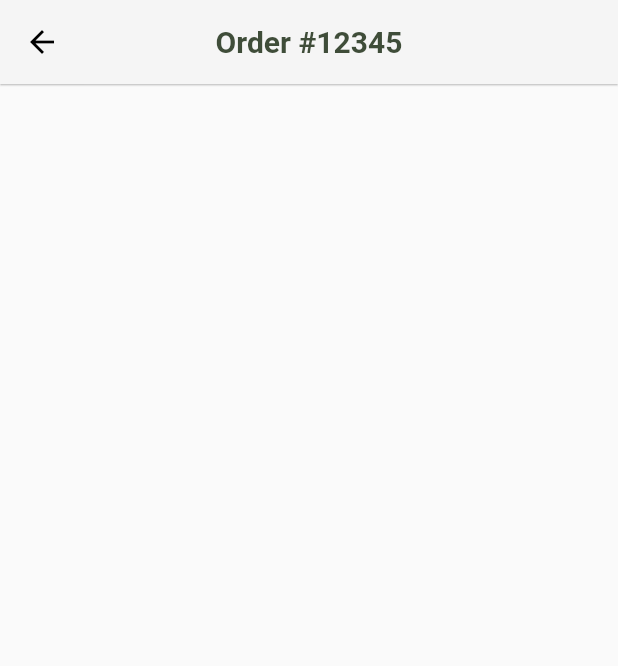
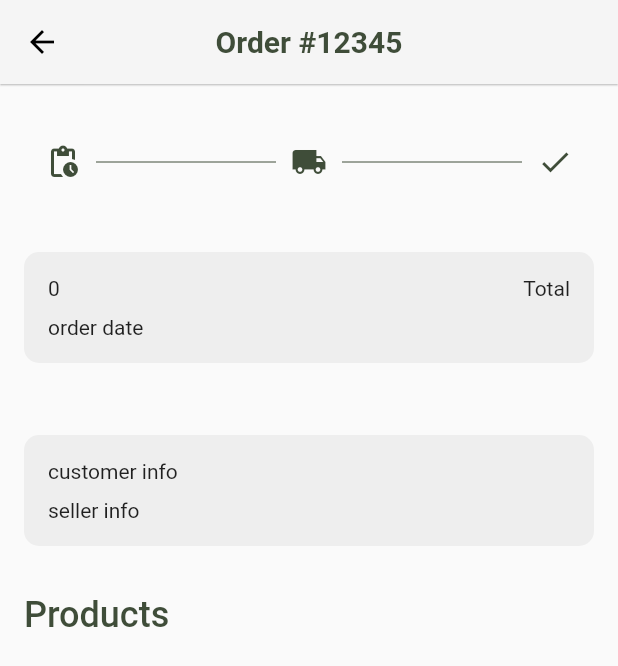
Before and after one commit to LuluahAld/project-marketo, a Flutter app: the OrderDetials screen opened directly, on a phone screen of 412 x 824 dp. Shown: the top 666 px of the screen. Run offline on Flutter 3.47's test engine with Material 2 defaults, Android fonts, the phone set to English and light mode, and no system bars; our stand-ins replace smooth_page_indicator; missing offline and left inert: bottom_picker.

Commit message:
added order details

```diff
--- a/lib/components/order/order_card.dart
+++ b/lib/components/order/order_card.dart
@@ -23,6 +23,7 @@ class OrderCard extends StatelessWidget {
       children: [
         Container(
           clipBehavior: Clip.hardEdge,
+          width: double.infinity,
           height: MediaQuery.of(context).size.height / 4,
           decoration: BoxDecoration(
             color: grey,
@@ -33,6 +34,7 @@ class OrderCard extends StatelessWidget {
               Image.asset(
                 pImage,
                 fit: BoxFit.fitWidth,
+                width: 100,
               ),
             ],
           ),
--- a/lib/pages/user/explore_page.dart
+++ b/lib/pages/user/explore_page.dart
@@ -1,5 +1,4 @@
 import 'package:flutter/material.dart';
-import 'package:project_teamd/constants/padding.dart';
 
 import '../../components/logo.dart';
 import '../../components/product/explore_product_card.dart';
@@ -39,7 +38,7 @@ class ExplorePage extends StatelessWidget {
           shrinkWrap: true,
           children: [
             Padding(
-              padding: padding,
+              padding: const EdgeInsets.only(left: 16, right: 16),
               child: ListView.separated(
                 physics: const BouncingScrollPhysics(),
                 shrinkWrap: true,
--- a/lib/pages/user/order_details.dart
+++ b/lib/pages/user/order_details.dart
@@ -1,13 +1,36 @@
 import 'package:flutter/material.dart';
 import 'package:project_teamd/components/appBar/appbar_local.dart';
+import 'package:project_teamd/components/appText/m_text.dart';
+import 'package:project_teamd/components/order/order_info_card.dart';
+import 'package:project_teamd/components/order/order_status.dart';
+import 'package:project_teamd/components/order/seller_customer.dart';
+import 'package:project_teamd/constants/padding.dart';
+import 'package:project_teamd/model/order.dart';
+
+import '../../constants/color_pallete.dart';
 
 class OrderDetials extends StatelessWidget {
   const OrderDetials({super.key});
 
   @override
   Widget build(BuildContext context) {
-    return const Scaffold(
-      appBar: AppBarLocal(title: 'Order #12345'),
+    return Scaffold(
+      appBar: const AppBarLocal(title: 'Order #12345'),
+      body: ListView(
+        padding: padding,
+        children: [
+          const SizedBox(height: 24),
+          const orderStatus(),
+          const SizedBox(height: 48),
+          orderInfoCard(
+            order: const Order('0', '', '', '', '', []),
+          ),
+          const SizedBox(height: 48),
+          const sellerCustomerInfo(),
+          const SizedBox(height: 32),
+          MText(text: 'Products', fontweight: FontWeight.w500, color: green, size: 24)
+        ],
+      ),
     );
   }
 }
--- a/pubspec.yaml
+++ b/pubspec.yaml
@@ -30,7 +30,8 @@ flutter:
         - images/logo.png
         - images/single-person.png
         - images/single-person2.png
-        - images/bag1.jpg
+        - images/bag1.png
+        - images/bag2.jpg
         - images/watch1.jpg
         - images/pic1.png
         - images/onboarding/click.png
```
Also changed, not shown: images/bag1.jpg (deleted), images/bag1.png (added).
